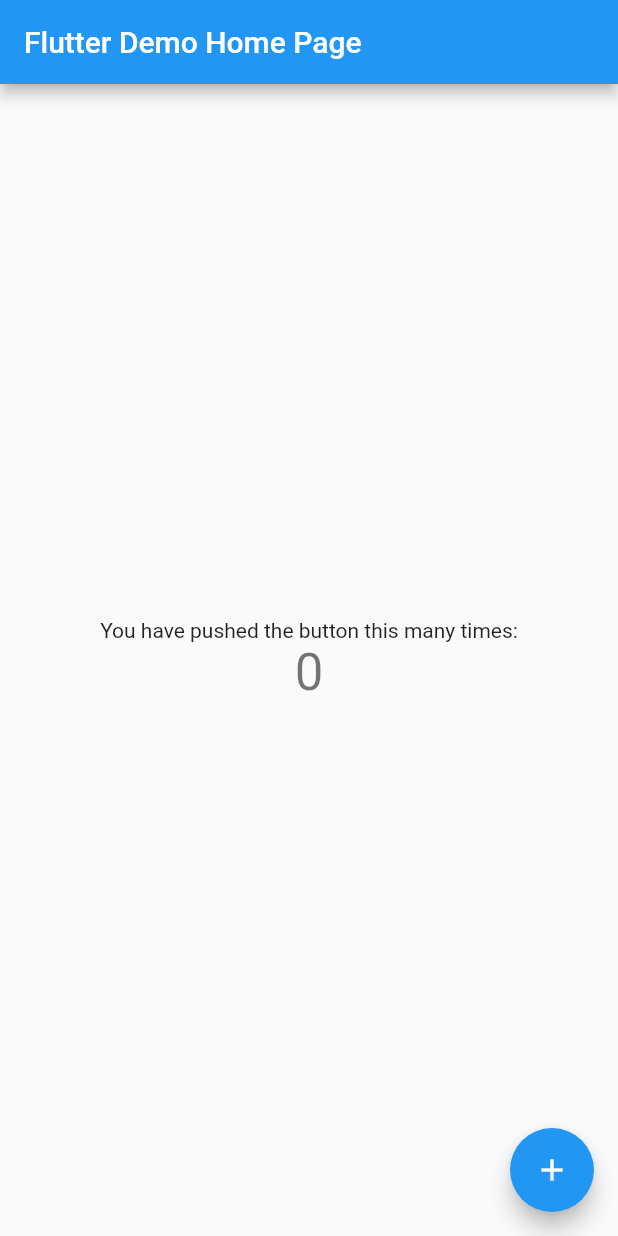
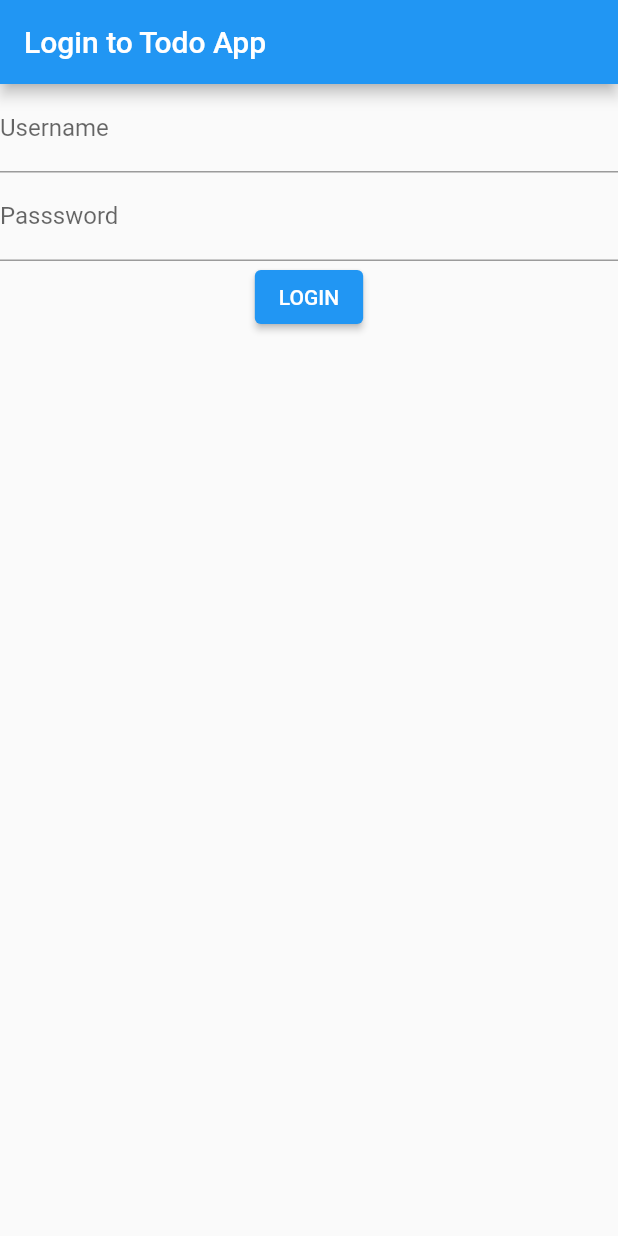
Before and after one commit to Belendia/todo-app, a Flutter app: the screen it shows after launch, on a phone screen of 412 x 824 dp. Run offline on Flutter 3.47's test engine with Material 2 defaults, Android fonts, the phone set to English and light mode, and no system bars; our stand-ins replace bloc, equatable, hive; accounts and stored records are empty.

```diff
--- /dev/null
+++ b/lib/data/model/user.dart
@@ -0,0 +1,13 @@
+import 'package:hive/hive.dart';
+
+part 'user.g.dart';
+
+@HiveType(typeId: 1)
+class User extends HiveObject {
+  @HiveField(0)
+  final String username;
+  @HiveField(1)
+  final String password;
+
+  User(this.username, this.password);
+}
--- /dev/null
+++ b/lib/logic/bloc/bloc/home_event.dart
@@ -0,0 +1,15 @@
+part of 'home_bloc.dart';
+
+abstract class HomeEvent extends Equatable {
+  const HomeEvent();
+}
+
+class LoginEvent extends HomeEvent {
+  final String username;
+  final String password;
+
+  const LoginEvent(this.username, this.password);
+
+  @override
+  List<Object> get props => [username, password];
+}
--- a/lib/main.dart
+++ b/lib/main.dart
@@ -1,4 +1,5 @@
 import 'package:flutter/material.dart';
+import 'package:todo_app/presentation/screens/home_screen.dart';
 
 void main() {
   runApp(const MyApp());
@@ -24,92 +25,7 @@ class MyApp extends StatelessWidget {
         // is not restarted.
         primarySwatch: Colors.blue,
       ),
-      home: const MyHomePage(title: 'Flutter Demo Home Page'),
+      home: const LoginScreen(),
     );
   }
 }
-
-class MyHomePage extends StatefulWidget {
-  const MyHomePage({Key? key, required this.title}) : super(key: key);
-
-  // This widget is the home page of your application. It is stateful, meaning
-  // that it has a State object (defined below) that contains fields that affect
-  // how it looks.
-
-  // This class is the configuration for the state. It holds the values (in this
-  // case the title) provided by the parent (in this case the App widget) and
-  // used by the build method of the State. Fields in a Widget subclass are
-  // always marked "final".
-
-  final String title;
-
-  @override
-  State<MyHomePage> createState() => _MyHomePageState();
-}
-
-class _MyHomePageState extends State<MyHomePage> {
-  int _counter = 0;
-
-  void _incrementCounter() {
-    setState(() {
-      // This call to setState tells the Flutter framework that something has
-      // changed in this State, which causes it to rerun the build method below
-      // so that the display can reflect the updated values. If we changed
-      // _counter without calling setState(), then the build method would not be
-      // called again, and so nothing would appear to happen.
-      _counter++;
-    });
-  }
-
-  @override
-  Widget build(BuildContext context) {
-    // This method is rerun every time setState is called, for instance as done
-    // by the _incrementCounter method above.
-    //
-    // The Flutter framework has been optimized to make rerunning build methods
-    // fast, so that you can just rebuild anything that needs updating rather
-    // than having to individually change instances of widgets.
-    return Scaffold(
-      appBar: AppBar(
-        // Here we take the value from the MyHomePage object that was created by
-        // the App.build method, and use it to set our appbar title.
-        title: Text(widget.title),
-      ),
-      body: Center(
-        // Center is a layout widget. It takes a single child and positions it
-        // in the middle of the parent.
-        child: Column(
-          // Column is also a layout widget. It takes a list of children and
-          // arranges them vertically. By default, it sizes itself to fit its
-          // children horizontally, and tries to be as tall as its parent.
-          //
-          // Invoke "debug painting" (press "p" in the console, choose the
-          // "Toggle Debug Paint" action from the Flutter Inspector in Android
-          // Studio, or the "Toggle Debug Paint" command in Visual Studio Code)
-          // to see the wireframe for each widget.
-          //
-          // Column has various properties to control how it sizes itself and
-          // how it positions its children. Here we use mainAxisAlignment to
-          // center the children vertically; the main axis here is the vertical
-          // axis because Columns are vertical (the cross axis would be
-          // horizontal).
-          mainAxisAlignment: MainAxisAlignment.center,
-          children: <Widget>[
-            const Text(
-              'You have pushed the button this many times:',
-            ),
-            Text(
-              '$_counter',
-              style: Theme.of(context).textTheme.headline4,
-            ),
-          ],
-        ),
-      ),
-      floatingActionButton: FloatingActionButton(
-        onPressed: _incrementCounter,
-        tooltip: 'Increment',
-        child: const Icon(Icons.add),
-      ), // This trailing comma makes auto-formatting nicer for build methods.
-    );
-  }
-}
--- /dev/null
+++ b/lib/presentation/screens/home_screen.dart
@@ -0,0 +1,23 @@
+import 'package:flutter/material.dart';
+
+class LoginScreen extends StatelessWidget {
+  const LoginScreen({Key? key}) : super(key: key);
+
+  @override
+  Widget build(BuildContext context) {
+    return Scaffold(
+      appBar: AppBar(title: const Text('Login to Todo App')),
+      body: Column(
+        children: [
+          const TextField(
+            decoration: InputDecoration(labelText: 'Username'),
+          ),
+          const TextField(
+              decoration: InputDecoration(labelText: 'Passsword'),
+              obscureText: true),
+          ElevatedButton(onPressed: () {}, child: const Text('LOGIN'))
+        ],
+      ),
+    );
+  }
+}
--- /dev/null
+++ b/lib/services/todo.dart
@@ -0,0 +1,36 @@
+import 'package:hive/hive.dart';
+
+import '../data/model/task.dart';
+
+class TodoService {
+  late Box<Task> _tasks;
+
+  Future<void> init() async {
+    Hive.registerAdapter(TaskAdapter());
+    _tasks = await Hive.openBox<Task>('tasks');
+  }
+
+  List<Task> getTasks(final String username) {
+    final tasks = _tasks.values.where((element) => element.user == username);
+    return tasks.toList();
+  }
+
+  void addTask(final String task, final String username) {
+    _tasks.add(Task(username, task, false));
+  }
+
+  void removeTask(final String task, final String username) async {
+    final taskToRemove = _tasks.values.firstWhere(
+        (element) => element.task == task && element.user == username);
+    await taskToRemove.delete();
+  }
+
+  Future<void> updateTask(final String task, final String username,
+      {final bool? completed}) async {
+    final taskToEdit = _tasks.values.firstWhere(
+        (element) => element.task == task && element.user == username);
+    final index = taskToEdit.key as int;
+    await _tasks.put(
+        index, Task(username, task, completed ?? taskToEdit.completed));
+  }
+}
```
Also changed, not shown: lib/data/model/task.dart (added, +15 -0 lines), lib/logic/bloc/bloc/home_bloc.dart (added, +11 -0 lines), lib/logic/bloc/bloc/home_state.dart (added, +14 -0 lines), lib/services/authentication.dart (added, +23 -0 lines), lib/data/model/task.g.dart (added), lib/data/model/user.g.dart (added), 3 other files.
